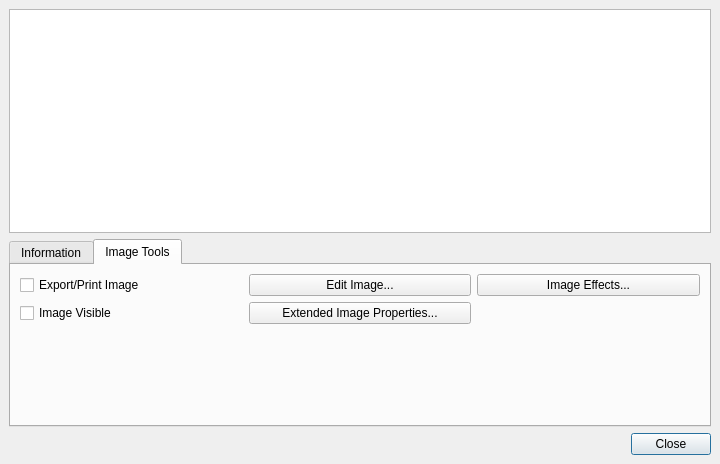
Above: scribus/ui/picstatus.ui from scribusproject/scribus before the change. Below: the same form after it.
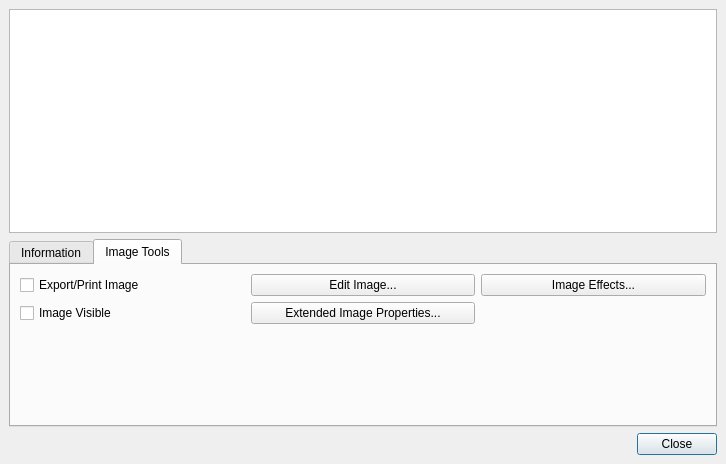
That is the form after the change.

The edit to the form file:
```diff
--- a/scribus/ui/picstatus.ui
+++ b/scribus/ui/picstatus.ui
@@ -9,8 +9,8 @@
    <rect>
     <x>0</x>
     <y>0</y>
+    <width>726</width>
     <height>464</height>
-    <width>720</width>
    </rect>
   </property>
   <property name="windowTitle">
```
Left out of the diff: 46 changed lines with no effect on the pictures.
